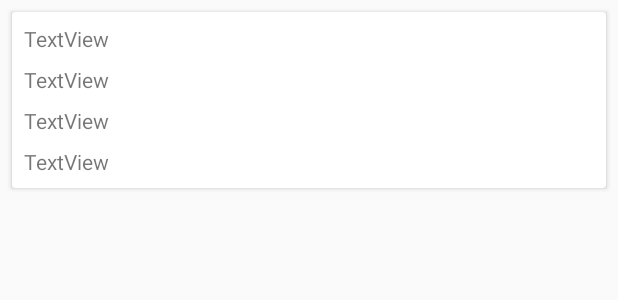
After one commit to WhatsUp20/Retrofit_Test, an Android app: the layout pojo_item.xml on its own in the app's theme, with its tools: preview values and no code run, on a phone screen of 412 x 824 dp. The commit adds this screen. Shown: the top 300 px of the screen. Run offline under Robolectric (Android 15) with nearby library versions, the phone set to English and light mode, and no system bars.

Commit message:
add recyclerView!

```diff
--- a/app/src/main/java/com/example/gson_retrofit2_test/JSONPlaceHolderApi.java
+++ b/app/src/main/java/com/example/gson_retrofit2_test/JSONPlaceHolderApi.java
@@ -1,10 +1,10 @@
 package com.example.gson_retrofit2_test;
 
+import androidx.cardview.widget.CardView;
+
 import java.util.List;
-
 import retrofit2.Call;
 import retrofit2.http.GET;
-import retrofit2.http.Path;
 
 public interface JSONPlaceHolderApi {
     @GET ("posts")
--- /dev/null
+++ b/app/src/main/res/layout/pojo_item.xml
@@ -0,0 +1,49 @@
+<?xml version="1.0" encoding="utf-8"?>
+
+<androidx.cardview.widget.CardView xmlns:android="http://schemas.android.com/apk/res/android"
+    xmlns:app="http://schemas.android.com/apk/res-auto"
+    android:layout_width="match_parent"
+    android:layout_height="wrap_content"
+    android:layout_margin="8dp">
+
+    <androidx.constraintlayout.widget.ConstraintLayout
+        android:layout_width="match_parent"
+        android:layout_height="wrap_content"
+        android:padding="8dp">
+
+        <TextView
+            android:id="@+id/text_view_user_id"
+            android:layout_width="wrap_content"
+            android:layout_height="wrap_content"
+            android:text="TextView"
+            app:layout_constraintStart_toStartOf="parent"
+            app:layout_constraintTop_toTopOf="parent" />
+
+        <TextView
+            android:id="@+id/text_view_id"
+            android:layout_width="wrap_content"
+            android:layout_height="wrap_content"
+            android:text="TextView"
+            android:layout_marginTop="8dp"
+            app:layout_constraintStart_toStartOf="parent"
+            app:layout_constraintTop_toBottomOf="@+id/text_view_user_id" />
+
+        <TextView
+            android:id="@+id/text_view_title"
+            android:layout_width="wrap_content"
+            android:layout_height="wrap_content"
+            android:text="TextView"
+            android:layout_marginTop="8dp"
+            app:layout_constraintStart_toStartOf="parent"
+            app:layout_constraintTop_toBottomOf="@+id/text_view_id" />
+
+        <TextView
+            android:id="@+id/text_view_body"
+            android:layout_width="wrap_content"
+            android:layout_height="wrap_content"
+            android:layout_marginTop="8dp"
+            android:text="TextView"
+            app:layout_constraintStart_toStartOf="parent"
+            app:layout_constraintTop_toBottomOf="@+id/text_view_title" />
+    </androidx.constraintlayout.widget.ConstraintLayout>
+</androidx.cardview.widget.CardView>
--- a/app/src/main/res/values/styles.xml
+++ b/app/src/main/res/values/styles.xml
@@ -1,6 +1,6 @@
 <resources>
     <!-- Base application theme. -->
-    <style name="AppTheme" parent="Theme.AppCompat.Light.DarkActionBar">
+    <style name="AppTheme" parent="Theme.AppCompat.Light.NoActionBar">
         <!-- Customize your theme here. -->
         <item name="colorPrimary">@color/colorPrimary</item>
         <item name="colorPrimaryDark">@color/colorPrimaryDark</item>
```
Also changed, not shown: app/build.gradle (+9 -0 lines), app/src/main/java/com/example/gson_retrofit2_test/MainActivity.java (+42 -15 lines), app/src/main/java/com/example/gson_retrofit2_test/adapter/POJOAdapter.java (added, +68 -0 lines), app/src/main/res/layout/activity_main.xml (+5 -11 lines), 1 other file.
